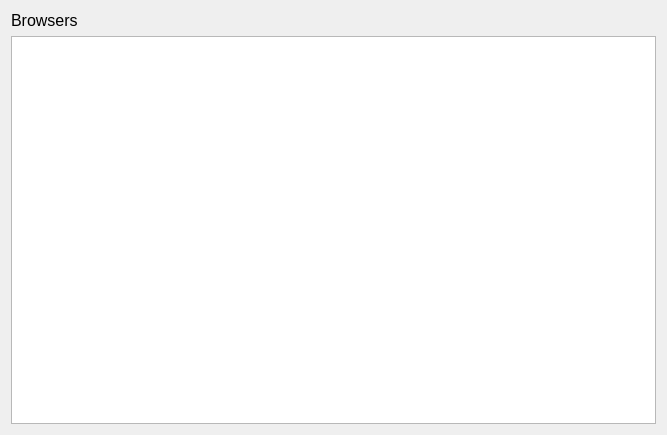
First picture: the form in botfather/gui/botwidgets/botbrowserswidget.ui, repository botfatherio/botfather, before the edit.
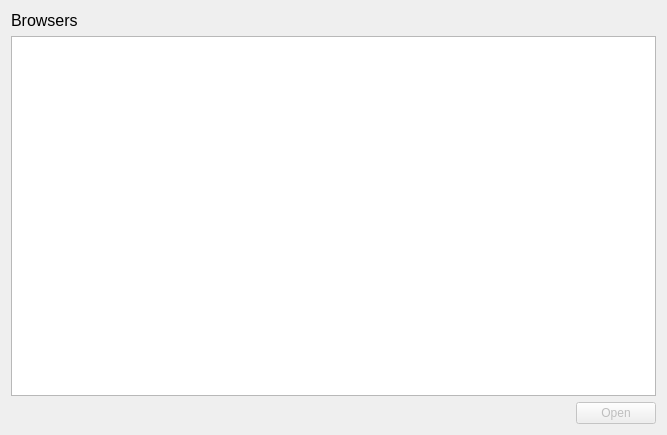
Second picture: the form after the edit.

Commit message: Add an open button to the bot browsers tabs

```diff
--- a/botfather/gui/botwidgets/botbrowserswidget.ui
+++ b/botfather/gui/botwidgets/botbrowserswidget.ui
@@ -24,13 +24,46 @@
    <item>
     <widget class="QTableView" name="browser_list_view">
      <property name="cornerButtonEnabled">
-      <bool>true</bool>
+      <bool>false</bool>
      </property>
      <attribute name="horizontalHeaderStretchLastSection">
       <bool>true</bool>
      </attribute>
+     <attribute name="verticalHeaderVisible">
+      <bool>false</bool>
+     </attribute>
+     <attribute name="verticalHeaderHighlightSections">
+      <bool>false</bool>
+     </attribute>
     </widget>
    </item>
+   <item>
+    <layout class="QHBoxLayout" name="horizontalLayout">
+     <item>
+      <spacer name="horizontalSpacer">
+       <property name="orientation">
+        <enum>Qt::Horizontal</enum>
+       </property>
+       <property name="sizeHint" stdset="0">
+        <size>
+         <width>40</width>
+         <height>20</height>
+        </size>
+       </property>
+      </spacer>
+     </item>
+     <item>
+      <widget class="QPushButton" name="open_button">
+       <property name="enabled">
+        <bool>false</bool>
+       </property>
+       <property name="text">
+        <string>Open</string>
+       </property>
+      </widget>
+     </item>
+    </layout>
+   </item>
   </layout>
  </widget>
  <resources/>
```
Left out of the diff: 9 changed lines with no effect on the pictures. The commit also changes 2 other files.
